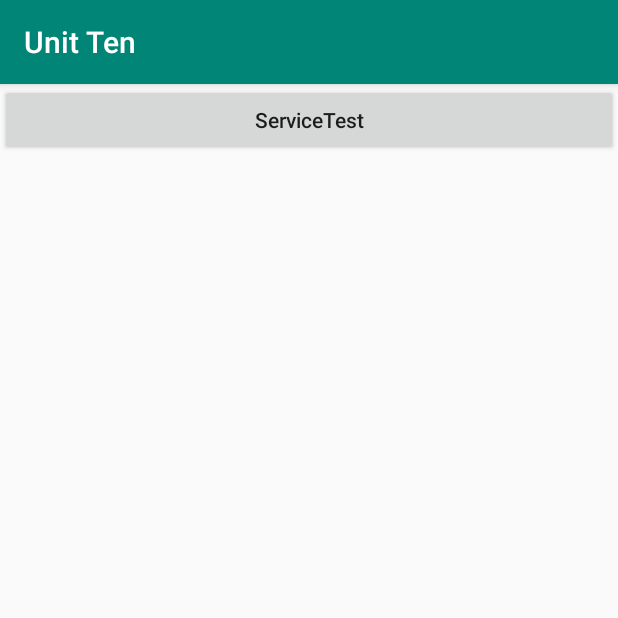
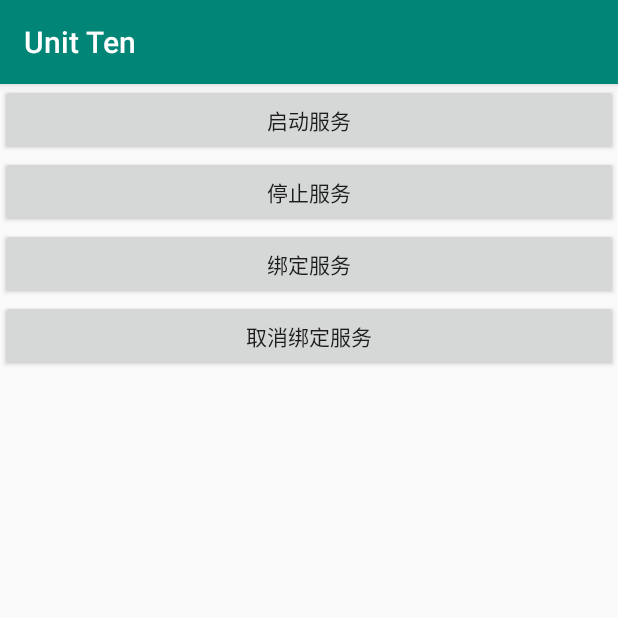
Before and after one commit to BigRFQ/Unit-Ten, an Android app: the screen it shows after launch (MainActivity before the commit, ServiceTest after it), after a tap on "ServiceTest", on a phone screen of 412 x 824 dp, the top half of it. Run offline under Robolectric (Android 15) with nearby library versions, the phone set to English and light mode, and no system bars.

Commit message:
完成服务启动停止、绑定、取消绑定功能。 但是在启动前台服务时遇上问题

```diff
--- a/app/src/main/AndroidManifest.xml
+++ b/app/src/main/AndroidManifest.xml
@@ -1,7 +1,7 @@
 <?xml version="1.0" encoding="utf-8"?>
 <manifest xmlns:android="http://schemas.android.com/apk/res/android"
     package="com.example.unitten">
-
+    <uses-permission android:name="android.permission.FOREGROUND_SERVICE" />
     <application
         android:allowBackup="true"
         android:icon="@mipmap/ic_launcher"
--- a/app/src/main/java/com/example/unitten/MainActivity.java
+++ b/app/src/main/java/com/example/unitten/MainActivity.java
@@ -16,7 +16,7 @@ public class MainActivity extends AppCompatActivity {
         next_Service.setOnClickListener(new View.OnClickListener() {
             @Override
             public void onClick(View v) {
-                Intent intent = new Intent(MainActivity.this,MyService.class);
+                Intent intent = new Intent(MainActivity.this,ServiceTest.class);
                 startActivity(intent);
             }
         });
--- a/app/src/main/res/layout/activity_service_test.xml
+++ b/app/src/main/res/layout/activity_service_test.xml
@@ -1,9 +1,31 @@
 <?xml version="1.0" encoding="utf-8"?>
-<android.support.constraint.ConstraintLayout xmlns:android="http://schemas.android.com/apk/res/android"
+<LinearLayout xmlns:android="http://schemas.android.com/apk/res/android"
     xmlns:app="http://schemas.android.com/apk/res-auto"
+    android:orientation="vertical"
     xmlns:tools="http://schemas.android.com/tools"
     android:layout_width="match_parent"
     android:layout_height="match_parent"
     tools:context=".ServiceTest">
 
-</android.support.constraint.ConstraintLayout>
+
+    <Button
+        android:id="@+id/start_service"
+        android:layout_width="match_parent"
+        android:layout_height="wrap_content"
+        android:text="启动服务"/>
+    <Button
+        android:id="@+id/stop_service"
+        android:layout_width="match_parent"
+        android:layout_height="wrap_content"
+        android:text="停止服务"/>
+    <Button
+        android:id="@+id/bind_service"
+        android:layout_width="match_parent"
+        android:layout_height="wrap_content"
+        android:text="绑定服务"/>
+    <Button
+        android:id="@+id/unbind_service"
+        android:layout_width="match_parent"
+        android:layout_height="wrap_content"
+        android:text="取消绑定服务"/>
+</LinearLayout>
```
Also changed, not shown: app/src/main/java/com/example/unitten/MyService.java (+19 -1 lines).
